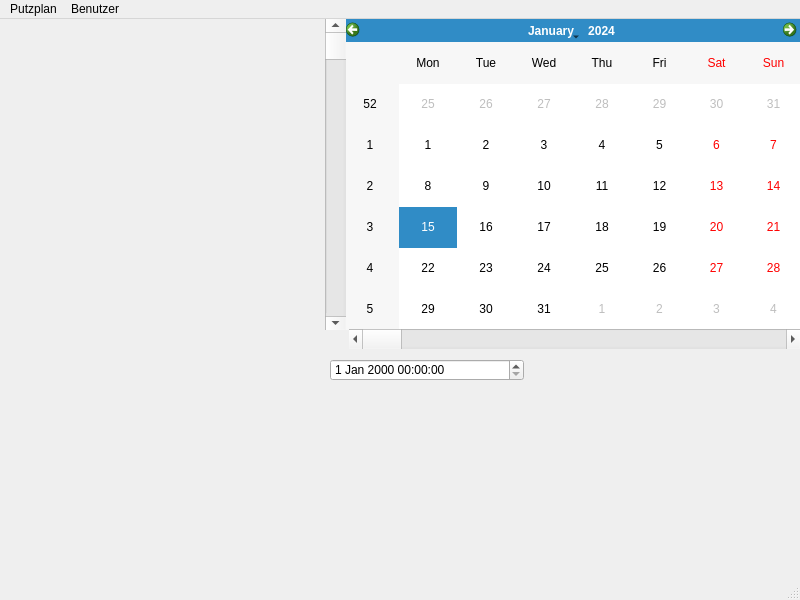
Before: the Qt Designer form OrgaNicer/organicer.ui in Dirkoonk/OrgaNicer, drawn with Qt 5.
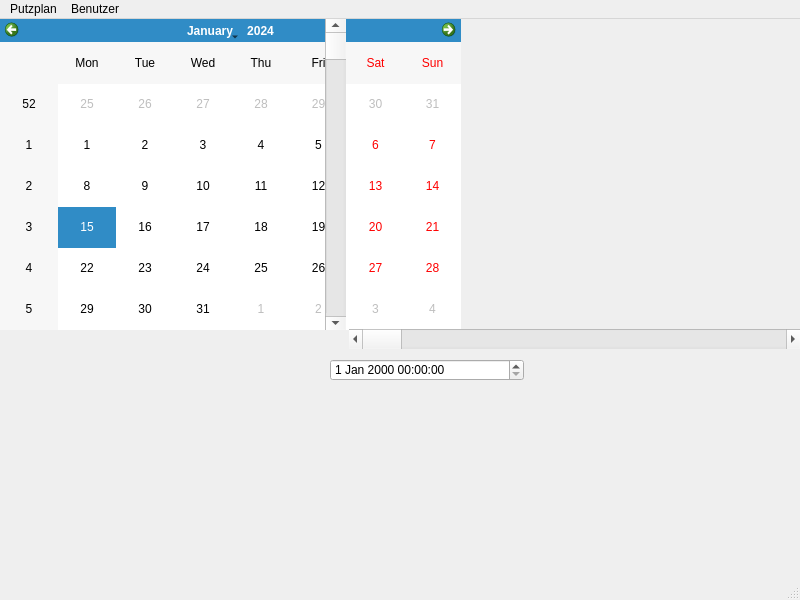
After: the same form once the commit is applied.

Commit message: verschoben kalenderwidget

The edit to the form file:
```diff
--- a/OrgaNicer/organicer.ui
+++ b/OrgaNicer/organicer.ui
@@ -27,7 +27,7 @@
    <widget class="QCalendarWidget" name="calendarWidget">
     <property name="geometry">
      <rect>
-      <x>341</x>
+      <x>0</x>
       <y>0</y>
       <width>461</width>
       <height>311</height>
```
